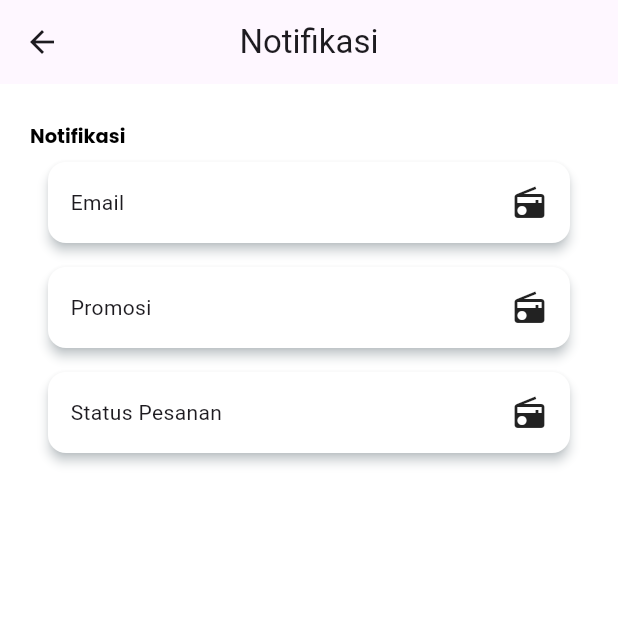
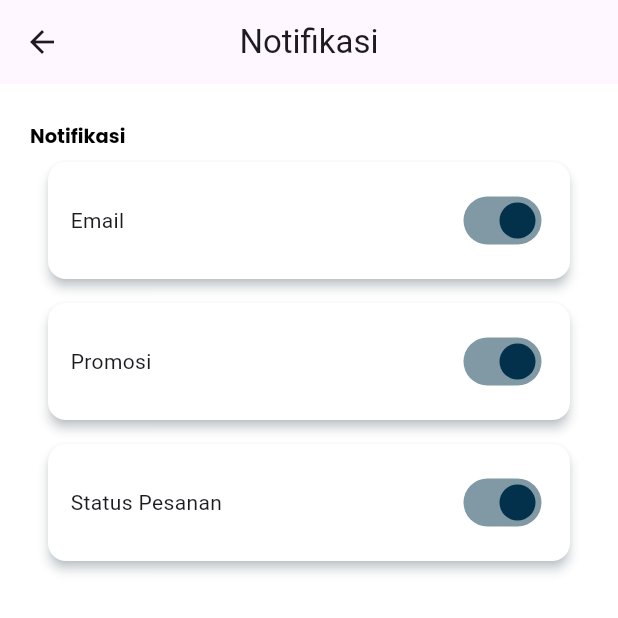
Before and after one commit to Jepretin/jepretin-frontend, a Flutter app: the NotificationView screen opened by its route, on a phone screen of 412 x 824 dp, the top half of it. Run offline on Flutter 3.47's test engine with Material 3 defaults, Android fonts, the phone set to English and light mode, and no system bars; our stand-ins replace animated_notch_bottom_bar, dartz, dio, flutter_dotenv, flutter_svg, flutter_typeahead and 2 more; missing offline and left inert: get_cli.

Commit message:
add switch page notification

```diff
--- a/lib/app/modules/user/customer/menu_profile/notification/views/notification_view.dart
+++ b/lib/app/modules/user/customer/menu_profile/notification/views/notification_view.dart
@@ -1,6 +1,7 @@
 import 'package:flutter/material.dart';
 
 import 'package:get/get.dart';
+import 'package:jepretin/app/themes/themes.dart';
 
 import '../controllers/notification_controller.dart';
 import 'package:jepretin/app/shared/customCardContent.dart';
@@ -25,16 +26,40 @@ class NotificationView extends GetView<NotificationController> {
                 label: 'Notifikasi',
                 input: CustomCardSingle(
                     child: Row(
-                  children: [Text('Email'), Spacer(), Icon(Icons.radio)],
+                  children: [
+                    Text('Email'),
+                    Spacer(),
+                    Switch(
+                      value: true,
+                      onChanged: (_) {},
+                      activeColor: primaryColor,
+                    ),
+                  ],
                 )),
               ),
               CustomCardSingle(
                   child: Row(
-                children: [Text('Promosi'), Spacer(), Icon(Icons.radio)],
+                children: [
+                  Text('Promosi'),
+                  Spacer(),
+                  Switch(
+                    value: true,
+                    onChanged: (_) {},
+                    activeColor: primaryColor,
+                  ),
+                ],
               )),
               CustomCardSingle(
                   child: Row(
-                children: [Text('Status Pesanan'), Spacer(), Icon(Icons.radio)],
+                children: [
+                  Text('Status Pesanan'),
+                  Spacer(),
+                  Switch(
+                    value: true,
+                    onChanged: (_) {},
+                    activeColor: primaryColor,
+                  ),
+                ],
               )),
             ],
           ),
--- a/lib/app/shared/customComponent.dart
+++ b/lib/app/shared/customComponent.dart
@@ -588,8 +588,8 @@ class SharedDraggableSheet extends StatelessWidget {
 }
 
 class CustomDropdown extends StatefulWidget {
-  final String title;               // Judul di baris utama
-  final List<Widget> children;      // Isi dropdown (bisa list widget custom)
+  final String title;
+  final List<Widget> children;
   final TextStyle? titleStyle;
 
   const CustomDropdown({
```
